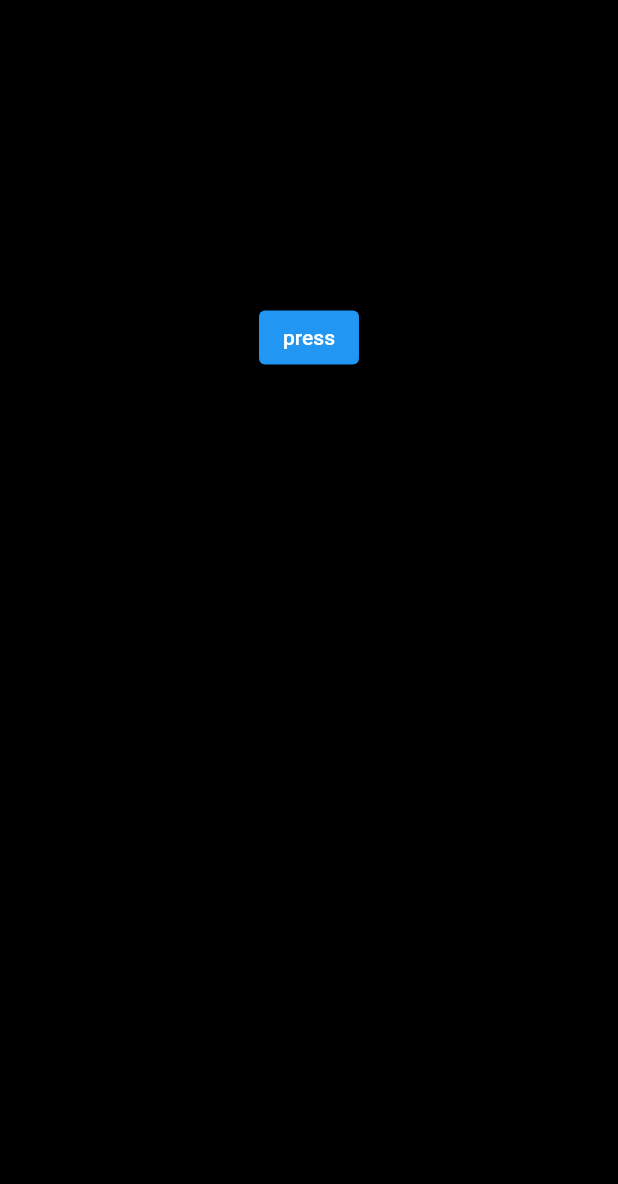
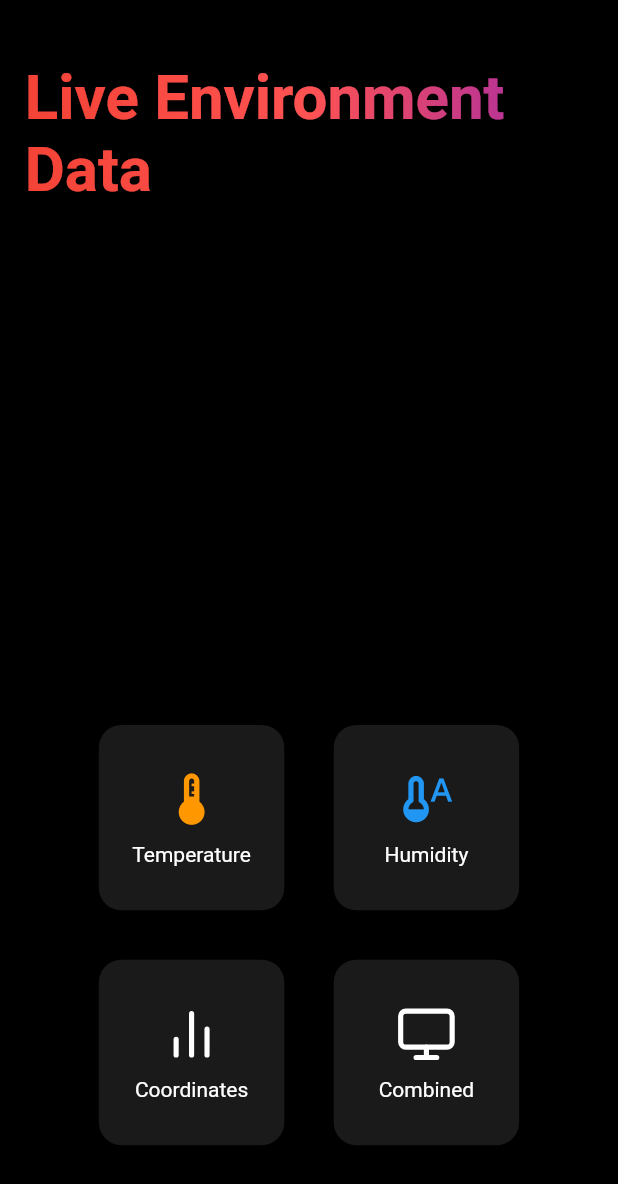
Before and after one commit to Utkarsh4517/iot-sql, a Flutter app: the screen it shows after launch, on a phone screen of 412 x 824 dp. Shown: the top 1184 px of the screen. Run offline on Flutter 3.47's test engine with Material 2 defaults, Android fonts, the phone set to English and light mode, and no system bars; drawn by our look-alikes of fl_chart, simple_gradient_text; our stand-ins replace feather_icons; missing offline and left inert: mysql1; Roboto replaces fonts that are missing (Lexend).

Commit message:
created graph containers to tap on

```diff
--- /dev/null
+++ b/lib/components/graph_containers.dart
@@ -0,0 +1,42 @@
+import 'package:flutter/material.dart';
+import 'package:sqltest/constants/colors.dart';
+
+class GraphContainer extends StatefulWidget {
+  final String text;
+  final IconData icon;
+  final Color iconColor;
+
+  const GraphContainer({
+    required this.text,
+    required this.icon,
+    required this.iconColor,
+    super.key,
+  });
+
+  @override
+  State<GraphContainer> createState() => _GraphContainerState();
+}
+
+class _GraphContainerState extends State<GraphContainer> {
+  @override
+  Widget build(BuildContext context) {
+    double screenWidth = MediaQuery.of(context).size.width;
+    return Container(
+      margin: EdgeInsets.symmetric(horizontal: screenWidth * 0.04, vertical: screenWidth * 0.04),
+      width: screenWidth * 0.3,
+      height: screenWidth * 0.3,
+      decoration: BoxDecoration(
+          color: darkGreyColor, borderRadius: BorderRadius.circular(15)),
+      child: Center(
+        child: Column(
+          mainAxisAlignment: MainAxisAlignment.center,
+          children: [
+            Icon(widget.icon, color: widget.iconColor, size: screenWidth * 0.1),
+            SizedBox(height: screenWidth * 0.02),
+            Text(widget.text, style: const TextStyle(color: Colors.white)),
+          ],
+        ),
+      ),
+    );
+  }
+}
--- a/lib/homepage.dart
+++ b/lib/homepage.dart
@@ -1,7 +1,10 @@
+import 'package:feather_icons/feather_icons.dart';
 import 'package:fl_chart/fl_chart.dart';
 import 'package:flutter/material.dart';
 import 'package:intl/intl.dart';
 import 'package:mysql1/mysql1.dart';
+import 'package:simple_gradient_text/simple_gradient_text.dart';
+import 'package:sqltest/components/graph_containers.dart';
 import 'package:sqltest/server.dart';
 
 class HomePage extends StatefulWidget {
@@ -16,6 +19,7 @@ class _HomePageState extends State<HomePage> {
 
   @override
   void initState() {
+    getCurrentTemp();
     super.initState();
   }
 
@@ -42,6 +46,14 @@ class _HomePageState extends State<HomePage> {
     });
   }
 
+  // get current temperature on init state
+
+  void getCurrentTemp(){
+    db.getConnection().then((conn){
+
+    } );
+  }
+
   String formatTimestamp(int unixTimestamp) {
     var dateTime = DateTime.fromMillisecondsSinceEpoch(unixTimestamp * 1000);
     var formattedDate = DateFormat('yyyy-MM-dd HH:mm:ss').format(dateTime);
@@ -50,32 +62,52 @@ class _HomePageState extends State<HomePage> {
 
   @override
   Widget build(BuildContext context) {
+    double screenWidth = MediaQuery.of(context).size.width;
     return Scaffold(
       backgroundColor: Colors.black,
-      body: Center(
+      body: SafeArea(
         child: Column(
-          mainAxisAlignment: MainAxisAlignment.center,
           children: [
+            SizedBox(height: screenWidth * 0.1),
+            Container(
+              margin: EdgeInsets.symmetric(horizontal: screenWidth * 0.04),
+              child: GradientText(
+                'Live Environment Data',
+                colors: const [Colors.red, Colors.redAccent, Colors.purple],
+                style: TextStyle(
+                    fontSize: screenWidth * 0.1,
+                    fontFamily: 'Lexend',
+                    fontWeight: FontWeight.bold),
+              ),
+            ),
 
-            Text('temp is $temperature'),
-            ElevatedButton(onPressed: getTemp, child: Text('press')),
-            const SizedBox(height: 50),
-            Container(
-              margin: const EdgeInsets.all(20),
-              height: 300,
-              child: LineChart(
-                LineChartData(
-                  lineBarsData: [
-                    LineChartBarData(
-                      spots: getSpots(),
-                      isCurved: true,
-                      color: Colors.blue,
-                      dotData: const FlDotData(show: false),
-                    ),
-                  ],
-                ),
-              ),
-            )
+            SizedBox(height: screenWidth * 0.8),
+
+            const Wrap(
+              children: [
+                GraphContainer(text: 'Temperature', icon: Icons.thermostat, iconColor: Colors.orange),
+                GraphContainer(text: 'Humidity', icon: Icons.thermostat_auto, iconColor: Colors.blue),
+                GraphContainer(text: 'Coordinates', icon: FeatherIcons.barChart2, iconColor: Colors.white),
+                GraphContainer(text: 'Combined', icon: FeatherIcons.monitor, iconColor: Colors.white),
+              ],
+            ),
+
+            // Container(
+            //   margin: const EdgeInsets.all(20),
+            //   height: 300,
+            //   child: LineChart(
+            //     LineChartData(
+            //       lineBarsData: [
+            //         LineChartBarData(
+            //           spots: getSpots(),
+            //           isCurved: true,
+            //           color: Colors.blue,
+            //           dotData: const FlDotData(show: false),
+            //         ),
+            //       ],
+            //     ),
+            //   ),
+            // )
           ],
         ),
       ),
--- a/pubspec.yaml
+++ b/pubspec.yaml
@@ -38,6 +38,8 @@ dependencies:
   mysql1: ^0.20.0
   intl: ^0.18.1
   fl_chart: ^0.63.0
+  simple_gradient_text: ^1.2.4
+  feather_icons: ^1.2.0
 
 dev_dependencies:
   flutter_test:
```
Also changed, not shown: pubspec.lock.
